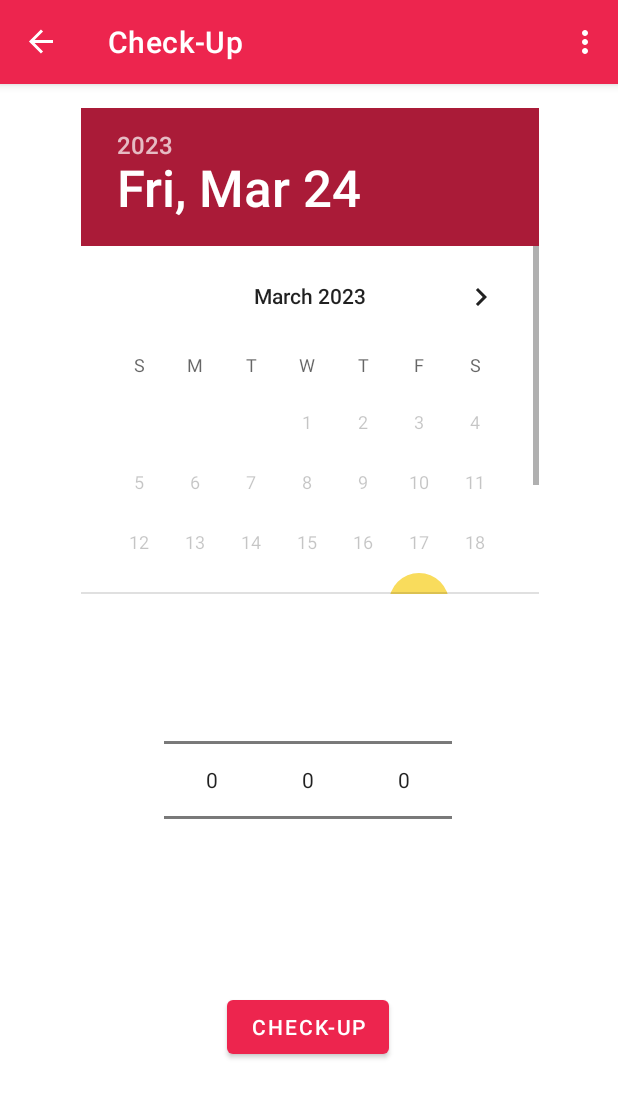
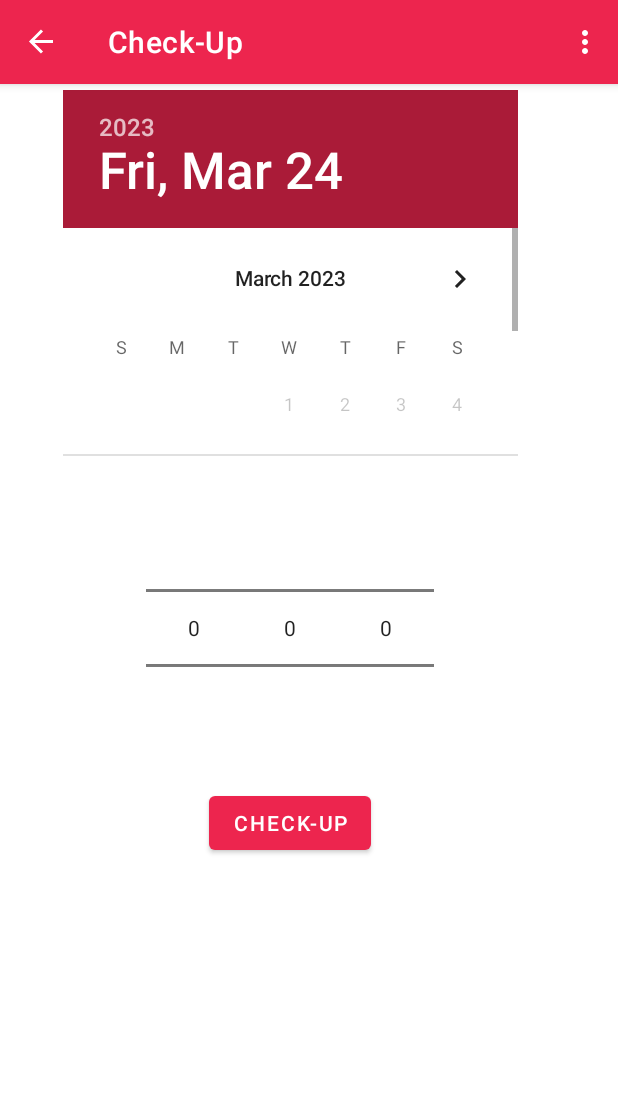
Before and after one commit to JonasKucinskas/MileMate, an Android app: the screen it shows after launch (MainActivity), after a tap on "TEMPBUTTON", on a phone screen of 412 x 824 dp. Shown: the top 1098 px of the screen. Run offline under Robolectric (Android 15) with nearby library versions, the phone set to English and light mode, and no system bars; our stand-ins replace navigation-ui.

Commit message:
MM-23 Added a user settings fragment with values (needs to be set up). MM-17 Created settings fragment. Might need to add a seperate empty one.

```diff
--- a/app/build.gradle
+++ b/app/build.gradle
@@ -45,6 +45,7 @@ dependencies {
     implementation 'androidx.navigation:navigation-fragment-ktx:2.4.1'
     implementation 'androidx.navigation:navigation-ui-ktx:2.4.1'
     implementation 'com.google.code.gson:gson:2.10.1'
+    implementation 'androidx.preference:preference:1.2.0'
     testImplementation 'junit:junit:4.13.2'
     androidTestImplementation 'androidx.test.ext:junit:1.1.3'
     androidTestImplementation 'androidx.test.espresso:espresso-core:3.4.0'
--- a/app/src/main/java/com/example/milemate/CarAddFragment.kt
+++ b/app/src/main/java/com/example/milemate/CarAddFragment.kt
@@ -56,6 +56,5 @@ class CarAddFragment : Fragment() {
 
     override fun onDestroyView() {
         super.onDestroyView()
-
     }
 }
--- a/app/src/main/java/com/example/milemate/TitleFragment.kt
+++ b/app/src/main/java/com/example/milemate/TitleFragment.kt
@@ -43,8 +43,7 @@ class TitleFragment : Fragment() {
         val tempButton = view.findViewById<Button>(R.id.tempButton)
 
         tempButton.setOnClickListener {
-            Navigation.findNavController(view)
-                .navigate(R.id.action_FirstFragment_to_checkUpFragment)
+            Navigation.findNavController(view).navigate(R.id.action_FirstFragment_to_checkUpFragment)
         }
 
         val carAddButton = binding.root.findViewById<Button>(R.id.add_CarBtn)
@@ -58,7 +57,7 @@ class TitleFragment : Fragment() {
             transaction.commit()*/
         val navGraphActivity = activity as MainActivity
 
-        carAddButton.setOnClickListener {
+        carAddButton.setOnClickListener{
             navGraphActivity.navController.navigate(R.id.action_FirstFragment_to_CarAddFragment)
         }
 
@@ -68,57 +67,30 @@ class TitleFragment : Fragment() {
 
         //read json object, check if reminder date is today, if yes, send notification.
 
-        if (file.exists()) {
+        if (file.exists()){
             val inputStream = file.readLines()
             val jsonObject = JsonParser.parseString(inputStream[0]).asJsonObject
             val reminder = Gson().fromJson(jsonObject, Reminder::class.java)
 
-            if (DateUtils.isToday(reminder.reminderDate.time)) {
+            if (DateUtils.isToday(reminder.reminderDate.time)){
                 val notificationHelper = NotificationHelper(requireContext())
-                notificationHelper.sendNotification(
-                    "Reminder",
-                    "You have check-up in ${reminder.checkUpDate}",
-                    1
-                )
+                notificationHelper.sendNotification("Reminder", "You have check-up in ${reminder.checkUpDate}", 1)
             }
         }
 
         //Temp method for sending notification 1 month and 14days before changing tires
         val todayDate = Calendar.getInstance()
-        if ((todayDate.get(Calendar.MONTH) + 1 == 3 && todayDate.get(Calendar.DAY_OF_MONTH) == 1) || (todayDate.get(
-                Calendar.MONTH
-            ) + 1 == 3 && todayDate.get(Calendar.DAY_OF_MONTH) == 14) ||
-            (todayDate.get(Calendar.MONTH) + 1 == 4 && todayDate.get(Calendar.DAY_OF_MONTH) == 1)
-        ) {
+        if ((todayDate.get(Calendar.MONTH) + 1 == 3 && todayDate.get(Calendar.DAY_OF_MONTH) == 1) || (todayDate.get(Calendar.MONTH) + 1 == 3 && todayDate.get(Calendar.DAY_OF_MONTH) == 14) ||
+            (todayDate.get(Calendar.MONTH) + 1 == 4 && todayDate.get(Calendar.DAY_OF_MONTH) == 1)){
             val notificationHelper = NotificationHelper(requireContext())
-            notificationHelper.sendNotification(
-                "MileMate",
-                "Don't forget that you need to change tires from winter to summer until April 10th",
-                2
-            )
+            notificationHelper.sendNotification("MileMate", "Don't forget that you need to change tires from winter to summer until April 10th", 2)
         }
         //Temp method
-        if ((todayDate.get(Calendar.MONTH) + 1 == 10 && todayDate.get(Calendar.DAY_OF_MONTH) == 1) || (todayDate.get(
-                Calendar.MONTH
-            ) + 1 == 10 && todayDate.get(Calendar.DAY_OF_MONTH) == 14) ||
-            (todayDate.get(Calendar.MONTH) + 1 == 11 && todayDate.get(Calendar.DAY_OF_MONTH) == 1)
-        ) {
+        if ((todayDate.get(Calendar.MONTH) + 1 == 10 && todayDate.get(Calendar.DAY_OF_MONTH) == 1) || (todayDate.get(Calendar.MONTH) + 1 == 10 && todayDate.get(Calendar.DAY_OF_MONTH) == 14) ||
+            (todayDate.get(Calendar.MONTH) + 1 == 11 && todayDate.get(Calendar.DAY_OF_MONTH) == 1)){
             val notificationHelper = NotificationHelper(requireContext())
-            notificationHelper.sendNotification(
-                "MileMate",
-                "Don't forget that you need to change tires from summer to winter until November 10th",
-                3
-            )
+            notificationHelper.sendNotification("MileMate", "Don't forget that you need to change tires from summer to winter until November 10th", 3)
         }
-
-        val notificationHelper1 = NotificationHelper(requireContext())
-        val calendar = android.icu.util.Calendar.getInstance()
-        calendar.set(Calendar.MONTH, 2)
-        calendar.set(Calendar.DAY_OF_MONTH, 3)
-        calendar.set(Calendar.HOUR, 8)
-        calendar.set(Calendar.MINUTE, 0)
-        calendar.set(Calendar.SECOND, 0)
-        notificationHelper1.setNotification("MileMate", "Auuuha", calendar, 0)
     }
 
     override fun onDestroyView() {
--- a/app/src/main/res/layout/activity_main.xml
+++ b/app/src/main/res/layout/activity_main.xml
@@ -5,6 +5,22 @@
     android:layout_width="match_parent"
     android:layout_height="match_parent"
     tools:context=".MainActivity">
+
+    <FrameLayout
+        android:id="@+id/fragment_layout"
+        android:layout_width="match_parent"
+        android:layout_height="match_parent"
+        android:layout_alignParentBottom="true">
+
+
+        <fragment
+            android:id="@+id/main_fragment"
+            android:name="androidx.navigation.fragment.NavHostFragment"
+            android:layout_width="387dp"
+            android:layout_height="609dp"
+            app:defaultNavHost="true"
+            app:navGraph="@navigation/nav_graph" />
+    </FrameLayout>
 
     <com.google.android.material.appbar.AppBarLayout
         android:id="@+id/appBarLayout"
@@ -21,12 +37,4 @@
 
     </com.google.android.material.appbar.AppBarLayout>
 
-    <fragment
-        android:id="@+id/fragment"
-        android:name="androidx.navigation.fragment.NavHostFragment"
-        android:layout_width="match_parent"
-        android:layout_height="match_parent"
-        app:defaultNavHost="true"
-        app:navGraph="@navigation/nav_graph" />
-
 </androidx.coordinatorlayout.widget.CoordinatorLayout>
--- a/app/src/main/res/layout/fragment_check_up.xml
+++ b/app/src/main/res/layout/fragment_check_up.xml
@@ -9,15 +9,14 @@
 
     <DatePicker
         android:id="@+id/CheckUpDatePicker"
-        android:layout_width="305dp"
-        android:layout_height="324dp"
+        android:layout_width="303dp"
+        android:layout_height="244dp"
         android:layout_gravity="center"
-        android:layout_marginTop="72dp"
+        android:layout_marginTop="60dp"
         android:backgroundTint="@color/gray_main"
         android:datePickerMode="calendar"
         android:headerBackground="@color/red_dark"
         app:layout_constraintEnd_toEndOf="parent"
-        app:layout_constraintHorizontal_bias="0.509"
         app:layout_constraintStart_toStartOf="parent"
         app:layout_constraintTop_toTopOf="parent" />
 
--- a/app/src/main/res/menu/menu_main.xml
+++ b/app/src/main/res/menu/menu_main.xml
@@ -5,6 +5,11 @@
     <item
         android:id="@+id/action_settings"
         android:orderInCategory="100"
-        android:title="@string/action_settings"
+        android:title="@string/app_settings"
         app:showAsAction="never" />
+    <item
+        android:id="@+id/action_user_settings"
+        android:orderInCategory="101"
+        android:title="@string/user_settings"
+        />
 </menu>
--- a/app/src/main/res/navigation/nav_graph.xml
+++ b/app/src/main/res/navigation/nav_graph.xml
@@ -38,4 +38,9 @@
             android:id="@+id/action_checkUpFragment_to_FirstFragment"
             app:destination="@id/FirstFragment" />
     </fragment>
+    <fragment
+        android:id="@+id/userSettingsFragment"
+        android:name="com.example.milemate.UserSettingsFragment"
+        android:label="fragment_user_settings"
+        tools:layout="@layout/fragment_user_settings" /><action android:id="@+id/action_global_userSettingsFragment" app:destination="@id/userSettingsFragment"/>
 </navigation>
--- a/gradle.properties
+++ b/gradle.properties
@@ -21,4 +21,4 @@ kotlin.code.style=official
 # resources declared in the library itself and none from the library's dependencies,
 # thereby reducing the size of the R class for that library
 android.nonTransitiveRClass=true
-android.enableJetifier=true
+android.enableJetifier=false
```
Also changed, not shown: app/src/main/java/com/example/milemate/AppSettingsFragment.kt (added, +11 -0 lines), app/src/main/java/com/example/milemate/MainActivity.kt (+21 -6 lines), app/src/main/java/com/example/milemate/UserSettingsFragment.kt (added, +59 -0 lines), app/src/main/res/layout/fragment_user_settings.xml (added, +60 -0 lines), app/src/main/res/values/arrays.xml (added, +12 -0 lines), app/src/main/res/values/strings.xml (+17 -1 lines), app/src/main/res/xml/root_preferences.xml (added, +65 -0 lines).
